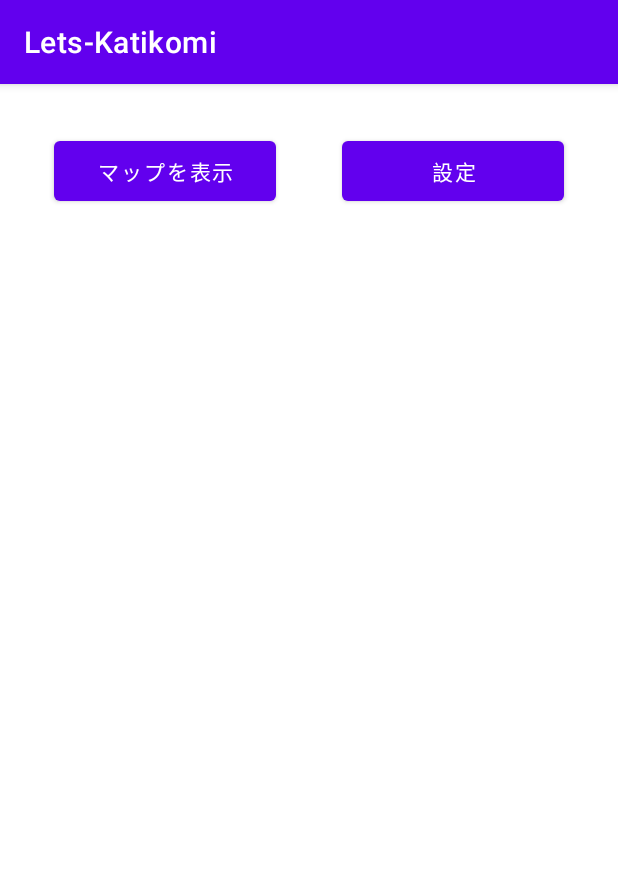
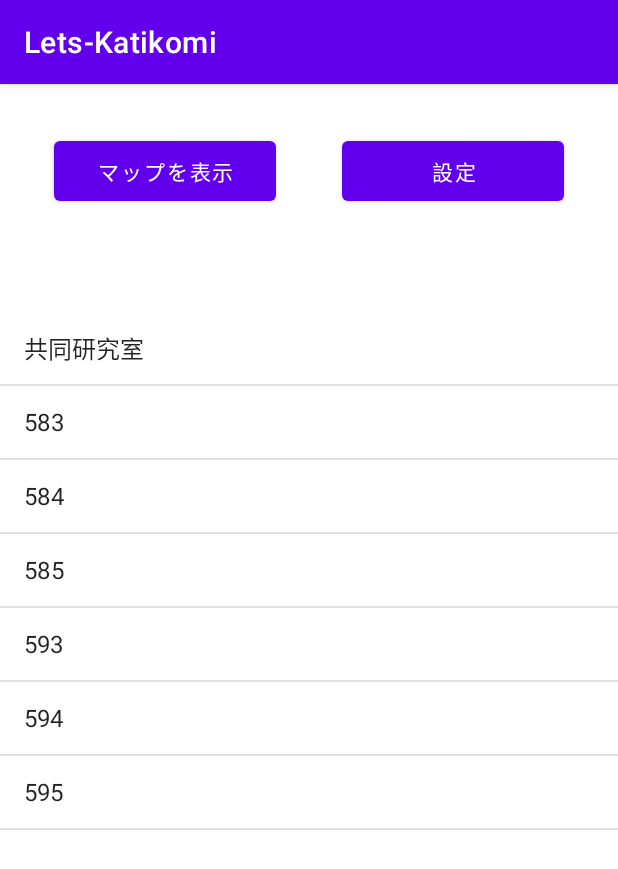
Before and after one commit to FunLocks/team2008, an Android app: the detail screen opened directly, with no data from a screen before it, on a phone screen of 412 x 824 dp. Shown: the top 869 px of the screen. Run offline under Robolectric (Android 15) with nearby library versions, the phone set to English and light mode, and no system bars.

Commit message:
[update]add list

```diff
--- a/Lets-Katikomi/app/src/main/java/com/example/lets_katikomi/detail.kt
+++ b/Lets-Katikomi/app/src/main/java/com/example/lets_katikomi/detail.kt
@@ -3,12 +3,25 @@ package com.example.lets_katikomi
 import android.content.Intent
 import android.os.Bundle
 import android.view.View
+import android.widget.ArrayAdapter
 import androidx.appcompat.app.AppCompatActivity
+import kotlinx.android.synthetic.main.activity_detail.*
 
 class detail : AppCompatActivity() {
     override fun onCreate(savedInstanceState: Bundle?) {
         super.onCreate(savedInstanceState)
         setContentView(R.layout.activity_detail)
+
+        // Adapterに渡す配列を作成します
+        val data = arrayOf("共同研究室", "583", "584", "585","593","594","595")
+        // adapterを作成します
+        val adapter = ArrayAdapter(
+                this,
+                android.R.layout.simple_list_item_1,
+                data
+        )
+        // adapterをlistViewに紐付けます。
+        listView.adapter = adapter
     }
 
     fun onButtonTappedMD(view: View?){
--- a/Lets-Katikomi/app/src/main/res/layout/activity_detail.xml
+++ b/Lets-Katikomi/app/src/main/res/layout/activity_detail.xml
@@ -27,4 +27,12 @@
         android:text="@string/detailTOsetting"
         app:layout_constraintEnd_toEndOf="parent"
         app:layout_constraintTop_toTopOf="parent" />
+
+    <ListView
+        android:id="@+id/listView"
+        android:layout_width="match_parent"
+        android:layout_height="match_parent"
+        android:translationY="152dp"
+        tools:layout_editor_absoluteX="65dp"
+        tools:layout_editor_absoluteY="163dp" />
 </androidx.constraintlayout.widget.ConstraintLayout>
```
